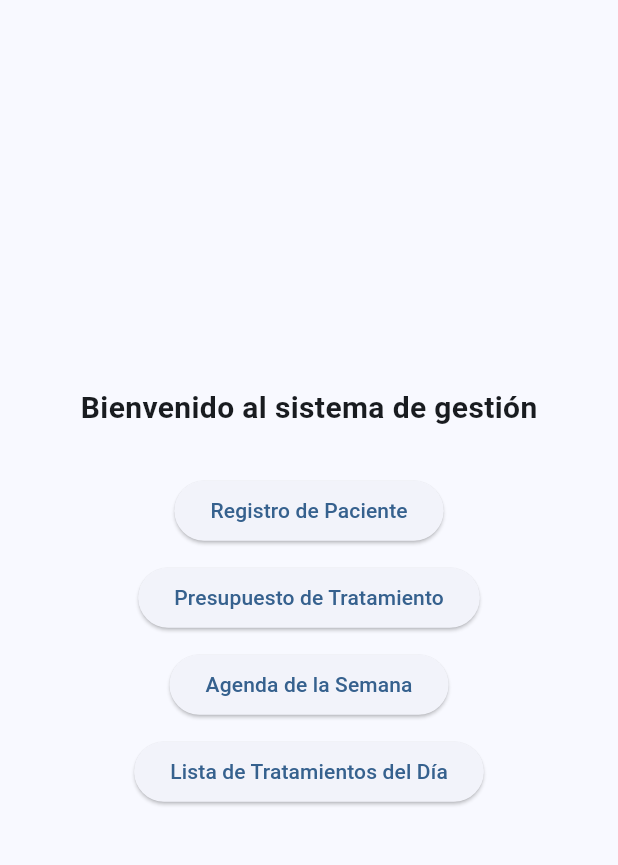
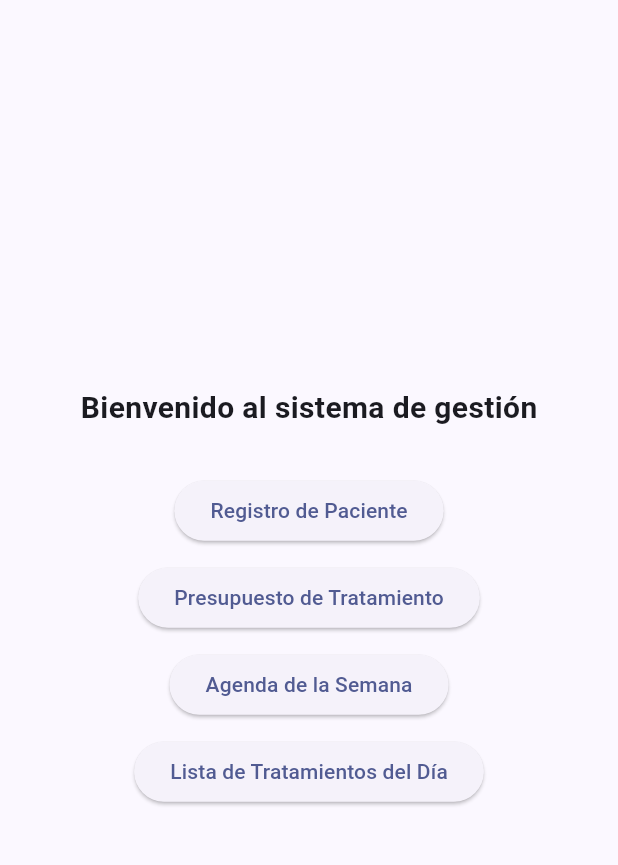
Before and after one commit to christianalma1904/Flutter_PR, a Flutter app: the screen it shows after launch, on a phone screen of 412 x 824 dp, the part 63-928 px from its top. Run offline on Flutter 3.47's test engine with Material 3 defaults, Android fonts, the light colour scheme and no system bars; our stand-ins replace go_router.

Commit message:
Clinica Odontologica add

```diff
--- a/flutter_clinica_odontologica/lib/main.dart
+++ b/flutter_clinica_odontologica/lib/main.dart
@@ -13,7 +13,7 @@ class DentalClinicApp extends StatelessWidget {
     return MaterialApp.router(
       title: 'Clínica Odontológica',
       theme: ThemeData(
-        colorScheme: ColorScheme.fromSeed(seedColor: Colors.blue),
+        colorScheme: ColorScheme.fromSeed(seedColor: Colors.indigo),
         useMaterial3: true,
       ),
       routerConfig: appRouter,
```
